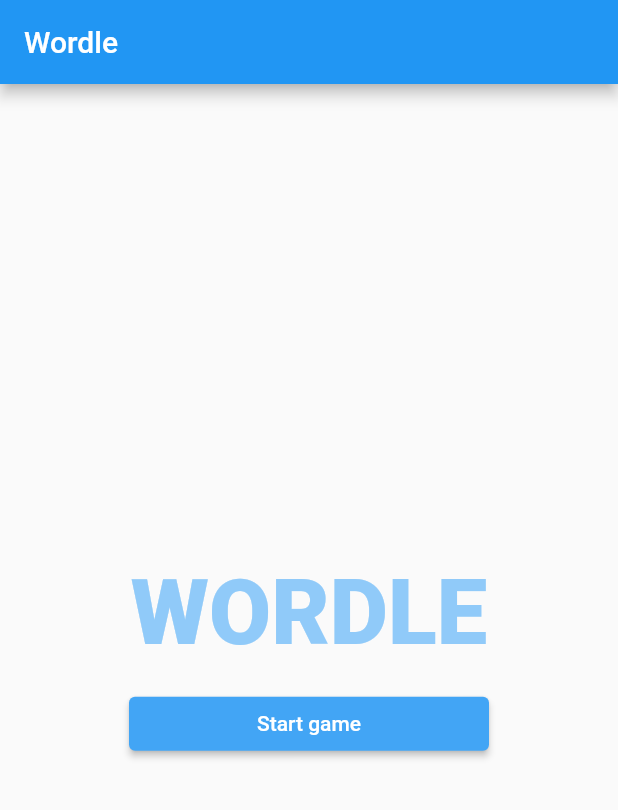
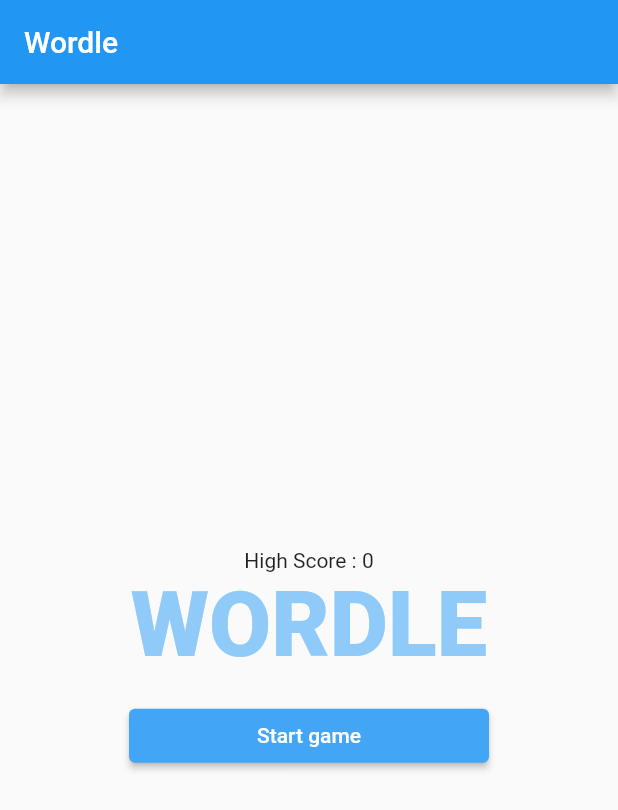
Before and after one commit to Husain-Jinia/Flutter-Wordle, a Flutter app: the screen it shows after launch, on a phone screen of 412 x 824 dp. Shown: the top 810 px of the screen. Run offline on Flutter 3.47's test engine with Material 2 defaults, Android fonts, the phone set to English and light mode, and no system bars; our stand-ins replace pinput, shared_preferences.

Commit message:
Added a score system + fixed navigation bug

```diff
--- a/lib/screens/start_screen.dart
+++ b/lib/screens/start_screen.dart
@@ -1,5 +1,6 @@
 import 'package:flutter/material.dart';
 import 'package:wordlr_mmultiplayer/screens/single_player_game_screen.dart';
+import 'package:wordlr_mmultiplayer/sharedPrefs.dart';
 
 class StartScreen extends StatefulWidget {
   const StartScreen({Key? key}) : super(key: key);
@@ -9,6 +10,25 @@
 }
 
 class _StartScreenState extends State<StartScreen> {
+
+  SharedPreferencesService prefs = SharedPreferencesService();
+  int score=0;
+
+  @override
+  void initState() {
+    // TODO: implement initState
+    super.initState();
+    highScore();
+  }
+
+  highScore() async {
+    int? highScore = await prefs.getScoreFromSharedPref('high-score');
+    int ConvertedHighScore = highScore??=0.toInt();
+    setState(() {
+      score  = ConvertedHighScore;
+    });
+  }
+
   @override
   Widget build(BuildContext context) {
     return
@@ -22,6 +42,7 @@
           mainAxisAlignment: MainAxisAlignment.center,
           crossAxisAlignment: CrossAxisAlignment.center,
           children: [
+            Text("High Score : $score"),
             Text("WORDLE", style: TextStyle(fontSize: 60, fontWeight: FontWeight.w900, color: Colors.blue[200]),),
             SizedBox(height: 15,),
             SizedBox(
```
Also changed, not shown: lib/screens/single_player_game_screen.dart (+42 -44 lines), lib/sharedPrefs.dart (+10 -0 lines), 1 other file.
